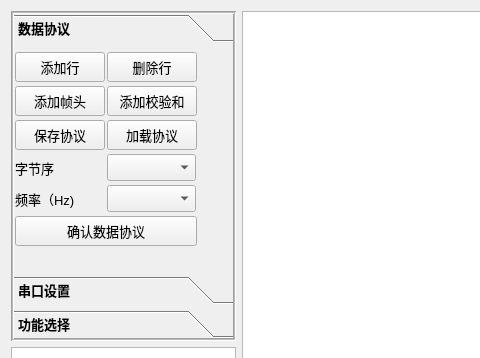
Old version of the form mainwindow.ui in the repository onionc/improved-bee; both pictures show x 0 to 480 and y 0 to 358 of the 850 by 470 pixel window.
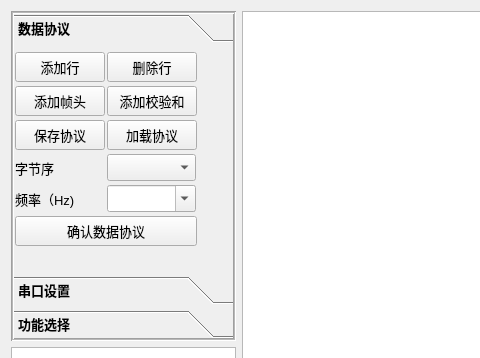
New version of the form. Icons and pictures are not drawn. Custom widgets are drawn as their Qt base class.

Commit message: fix: 频率可修改

Patch:
```diff
--- a/mainwindow.ui
+++ b/mainwindow.ui
@@ -314,6 +314,9 @@
                 <bold>false</bold>
                </font>
               </property>
+              <property name="editable">
+               <bool>true</bool>
+              </property>
              </widget>
             </item>
             <item row="4" column="0">
```
